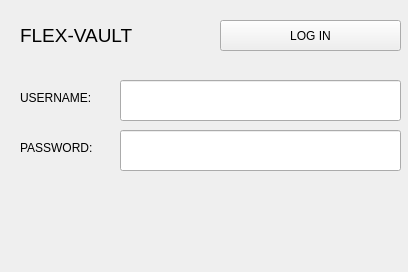
Qt form FlexVault_Qt/login.ui (andreaslydemann/FlexVault) before a commit.
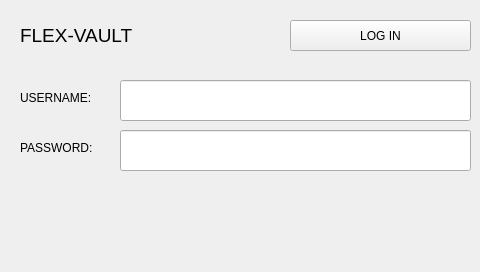
The same form after that commit. Custom widgets are drawn as their Qt base class.

What changed in the file:
```diff
--- a/FlexVault_Qt/login.ui
+++ b/FlexVault_Qt/login.ui
@@ -6,7 +6,7 @@
    <rect>
     <x>0</x>
     <y>0</y>
-    <width>408</width>
+    <width>480</width>
     <height>272</height>
    </rect>
   </property>
@@ -19,7 +19,7 @@
   <widget class="QPushButton" name="loginButton">
    <property name="geometry">
     <rect>
-     <x>220</x>
+     <x>290</x>
      <y>20</y>
      <width>181</width>
      <height>31</height>
@@ -34,7 +34,7 @@
     <rect>
      <x>120</x>
      <y>80</y>
-     <width>281</width>
+     <width>351</width>
      <height>41</height>
     </rect>
    </property>
@@ -44,7 +44,7 @@
     <rect>
      <x>120</x>
      <y>130</y>
-     <width>281</width>
+     <width>351</width>
      <height>41</height>
     </rect>
    </property>
@@ -101,7 +101,7 @@
     <rect>
      <x>0</x>
      <y>190</y>
-     <width>411</width>
+     <width>481</width>
      <height>81</height>
     </rect>
    </property>
```
